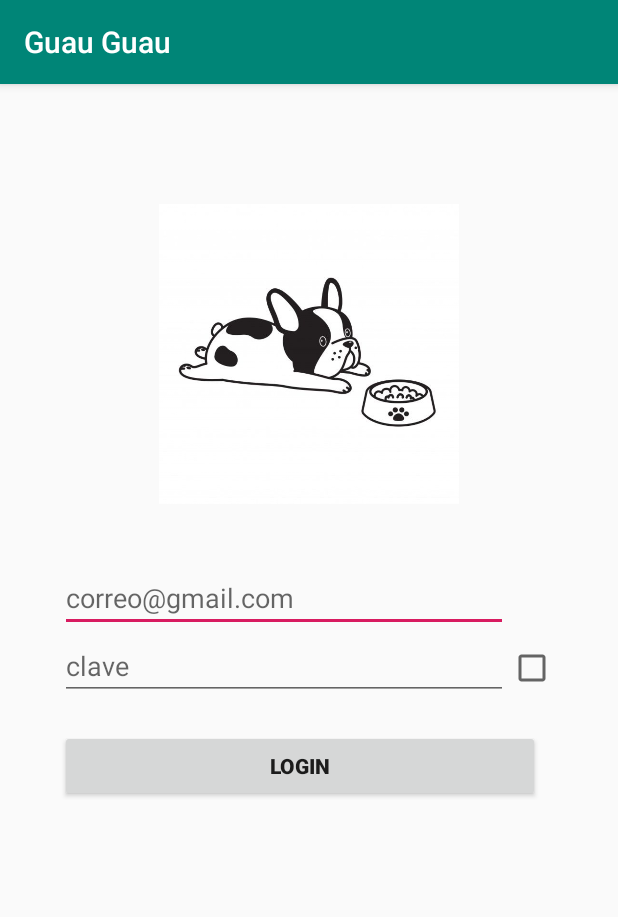
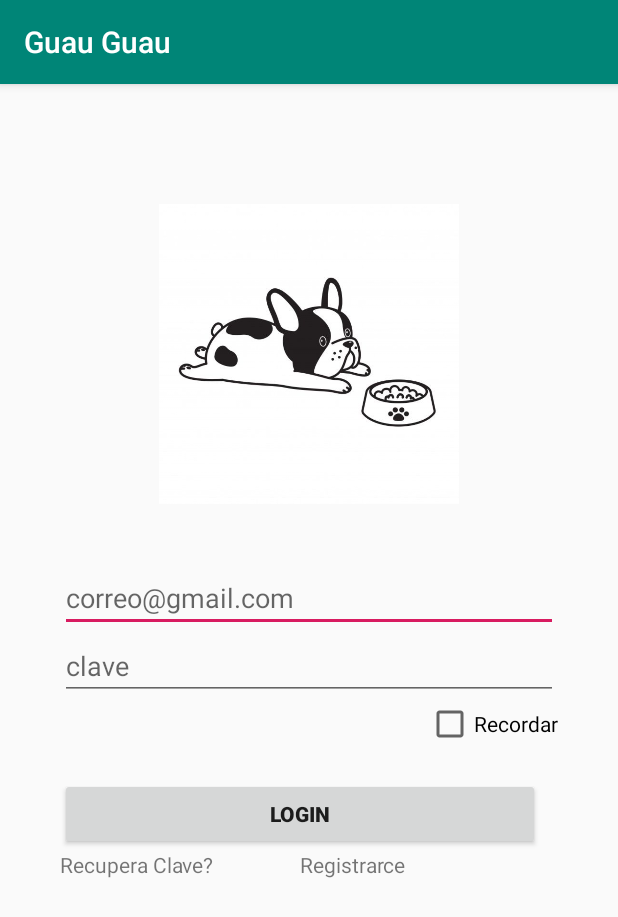
Before and after one commit to cesarbaldeon/Guau_Guau, an Android app: the LoginActivity screen opened directly, with no data from a screen before it, on a phone screen of 412 x 824 dp. Shown: the top 917 px of the screen. Run offline under Robolectric (Android 15) with nearby library versions, the phone set to English and light mode, and no system bars; our stand-ins replace Dagger/Hilt's generated code.

Commit message:
Pantalla Recupera clave

```diff
--- a/app/build.gradle
+++ b/app/build.gradle
@@ -38,6 +38,7 @@ dependencies {
     implementation 'com.squareup.retrofit2:converter-gson:2.6.0'
     implementation 'com.squareup.retrofit2:retrofit:2.6.0'
     implementation 'androidx.recyclerview:recyclerview:1.0.0'
+    implementation 'com.android.support.constraint:constraint-layout:1.1.3'
     testImplementation 'junit:junit:4.12'
     androidTestImplementation 'androidx.test:runner:1.2.0'
     androidTestImplementation 'androidx.test.espresso:espresso-core:3.2.0'
--- a/app/src/main/AndroidManifest.xml
+++ b/app/src/main/AndroidManifest.xml
@@ -13,10 +13,12 @@
         android:supportsRtl="true"
         android:theme="@style/AppTheme"
         android:usesCleartextTraffic="true">
+        <activity android:name=".presentation.recuperaClave.view.RecuperaClave"></activity>
+        <activity android:name=".presentation.registrarce.view.Registrarce" />
         <activity
             android:name=".presentation.menu.view.MenuActivity"
             android:label="@string/title_activity_menu"
-            android:theme="@style/AppTheme.NoActionBar"></activity>
+            android:theme="@style/AppTheme.NoActionBar" />
         <activity
             android:name=".presentation.splash.view.SplashActivity"
             android:screenOrientation="portrait"
--- a/app/src/main/java/pe/edu/cibertec/guauguau/presentation/login/view/LoginActivity.java
+++ b/app/src/main/java/pe/edu/cibertec/guauguau/presentation/login/view/LoginActivity.java
@@ -10,6 +10,7 @@ import android.widget.CheckBox;
 import android.widget.CompoundButton;
 import android.widget.EditText;
 import android.widget.Switch;
+import android.widget.TextView;
 import android.widget.Toast;
 
 
@@ -26,6 +27,8 @@ import pe.edu.cibertec.guauguau.presentation.login.ILoginContract;
 import pe.edu.cibertec.guauguau.presentation.login.presenter.LoginPresenter;
 import pe.edu.cibertec.guauguau.presentation.main.view.MainActivity;
 import pe.edu.cibertec.guauguau.presentation.menu.view.MenuActivity;
+import pe.edu.cibertec.guauguau.presentation.recuperaClave.view.RecuperaClave;
+import pe.edu.cibertec.guauguau.presentation.registrarce.view.Registrarce;
 import pe.edu.cibertec.guauguau.presentation.splash.view.SplashActivity;
 
 public class LoginActivity extends AppCompatActivity implements ILoginContract.IView, View.OnClickListener, CompoundButton.OnCheckedChangeListener {
@@ -36,6 +39,8 @@ public class LoginActivity extends AppCompatActivity implements ILoginContract.I
       Button btnAceptar;
       EditText edtCorreo, edtClave;
       CheckBox ckbClave;
+      TextView txtRecuperaClave;
+      TextView txtRegistrarce;
 
     @Override
     protected void onCreate(Bundle savedInstanceState) {
@@ -46,12 +51,15 @@ public class LoginActivity extends AppCompatActivity implements ILoginContract.I
         edtCorreo = findViewById(R.id.edtCorreo);
         edtClave =findViewById(R.id.edtClave);
         ckbClave = findViewById(R.id.ckbClave);
-
+        txtRecuperaClave = findViewById(R.id.txtRecuperaClave);
+        txtRegistrarce = findViewById(R.id.txtRegistrar);
         MyApplication application = (MyApplication)getApplication();
 
         application.getAppComponent().inject(this);
         presenter.attachView(this);
         btnAceptar.setOnClickListener(this);
+        txtRegistrarce.setOnClickListener(this);
+        txtRecuperaClave.setOnClickListener(this);
         //ckbClave.setOnClickListener(this);
         ckbClave.setOnCheckedChangeListener(this);
     }
@@ -113,8 +121,18 @@ public class LoginActivity extends AppCompatActivity implements ILoginContract.I
                     //presenter.getUsuario(eCorreo,eClave);
                     Intent intent= new Intent(LoginActivity.this, MenuActivity.class);
                     startActivity(intent);
-                    finish();
+                    //finish();
                 }
+                break;
+            case R.id.txtRegistrar:
+                Intent  intentRegistra= new Intent(LoginActivity.this, Registrarce.class);
+                startActivity(intentRegistra);
+                //finish();
+                break;
+            case R.id.txtRecuperaClave:
+                Intent intentRecupera= new Intent(LoginActivity.this, RecuperaClave.class);
+                startActivity(intentRecupera);
+                //finish();
                 break;
 
         }
--- a/app/src/main/res/layout/activity_login.xml
+++ b/app/src/main/res/layout/activity_login.xml
@@ -31,7 +31,7 @@
 
         <EditText
             android:id="@+id/edtCorreo"
-                android:layout_width="0dp"
+            android:layout_width="336dp"
             android:layout_height="wrap_content"
             android:layout_weight="1"
             android:ems="14"
@@ -46,20 +46,29 @@
 
             <EditText
                 android:id="@+id/edtClave"
-                android:layout_width="0dp"
+                android:layout_width="341dp"
                 android:layout_height="wrap_content"
                 android:layout_weight="1"
                 android:ems="14"
                 android:hint="@string/hint_clave"
-                android:inputType="textPassword" >
-            </EditText>
+                android:inputType="textPassword"></EditText>
+
+        </LinearLayout>
+
+    <LinearLayout
+        android:layout_width="wrap_content"
+        android:layout_height="wrap_content"
+        android:layout_gravity="center|right"
+        android:orientation="horizontal">
 
         <CheckBox
             android:id="@+id/ckbClave"
             android:layout_width="wrap_content"
             android:layout_height="wrap_content"
-                android:checked="false" />
-
+            android:layout_gravity="center"
+            android:checked="false"
+            android:text="Recordar"
+            android:textColorLink="@color/design_default_color_primary" />
     </LinearLayout>
 
     <LinearLayout
@@ -78,5 +87,38 @@
             android:textStyle="bold" />
     </LinearLayout>
 
+    <LinearLayout
+        android:layout_width="match_parent"
+        android:layout_height="wrap_content"
+        android:orientation="horizontal">
+
+        <TextView
+            android:id="@+id/txtRecuperaClave"
+            android:layout_width="wrap_content"
+            android:layout_height="wrap_content"
+            android:autoLink="web"
+            android:clickable="true"
+            android:text="Recupera Clave?"
+            android:textColorLink="@color/design_default_color_primary" />
+        <TextView
+            android:id="@+id/txtSeparador"
+            android:layout_width="wrap_content"
+            android:layout_height="wrap_content"
+            android:autoLink="web"
+            android:text="                 "
+            android:textColorLink="@color/design_default_color_primary" />
+
+        <TextView
+            android:id="@+id/txtRegistrar"
+            android:layout_width="wrap_content"
+            android:layout_height="wrap_content"
+            android:autoLink="web"
+            android:gravity="right"
+            android:clickable="true"
+            android:text="Registrarce"
+            android:textColorLink="@color/design_default_color_primary" />
 
     </LinearLayout>
+
+
+</LinearLayout>
--- a/app/src/main/res/values/strings.xml
+++ b/app/src/main/res/values/strings.xml
@@ -4,6 +4,7 @@
     <string name="hint_correo">correo@gmail.com</string>
     <string name="hint_clave">clave</string>
     <string name="boton_Login">Login</string>
+<string name="boton_Recupera_Clave">Enviar</string>
     <string name="title_activity_menu">MenuActivity</string>
     <string name="navigation_drawer_open">Open navigation drawer</string>
     <string name="navigation_drawer_close">Close navigation drawer</string>
```
Also changed, not shown: app/src/main/java/pe/edu/cibertec/guauguau/presentation/recuperaClave/view/RecuperaClave.java (added, +15 -0 lines), app/src/main/java/pe/edu/cibertec/guauguau/presentation/registrarce/view/Registrarce.java (added, +15 -0 lines), app/src/main/res/layout/activity_recupera_clave.xml (added, +55 -0 lines), app/src/main/res/layout/activity_registrarce.xml (added, +9 -0 lines). Lines whose indentation alone changed are shown as unchanged.
